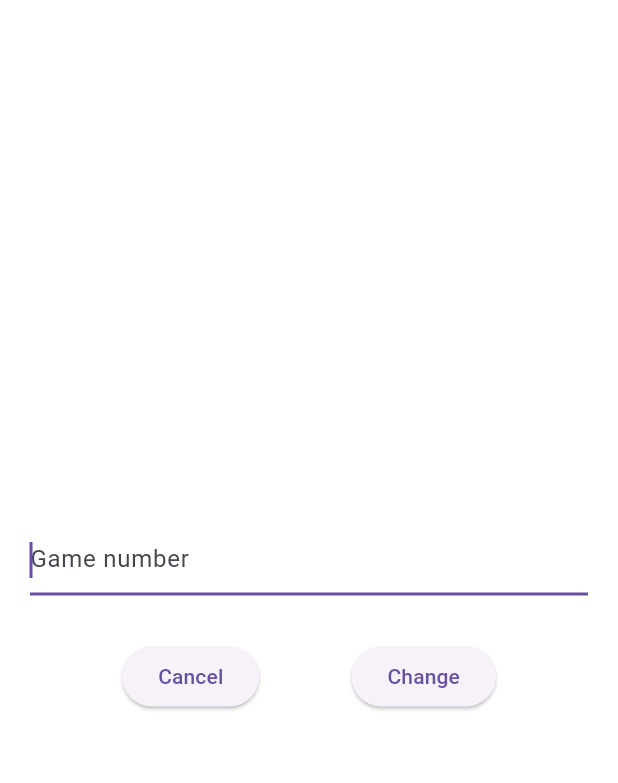
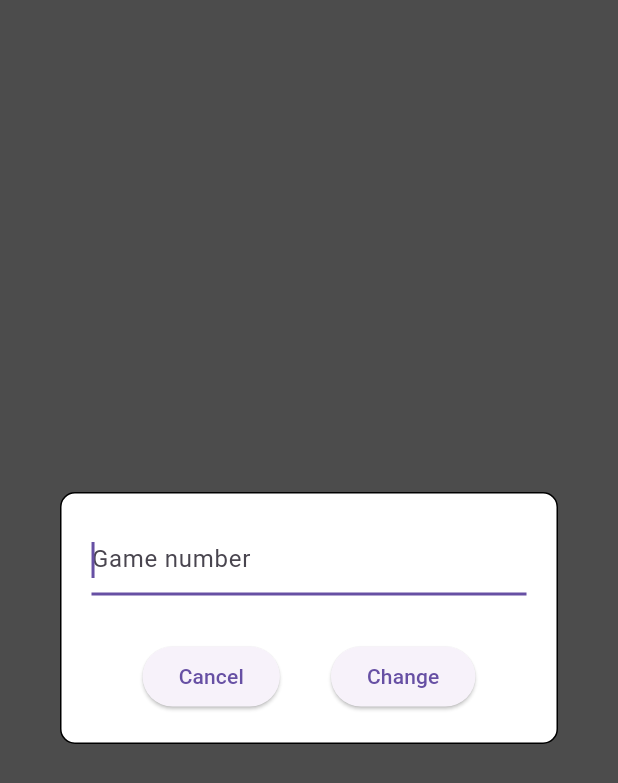
Before and after one commit to janne/freecell-flutter, a Flutter app: the SeedPicker screen opened directly with empty values, on a phone screen of 412 x 824 dp. Shown: the top 783 px of the screen. Run offline on Flutter 3.47's test engine with Material 3 defaults, Android fonts, the phone set to English and light mode, and no system bars; our stand-ins replace shared_preferences; missing offline and left inert: flame, flame_svg; accounts and stored records are empty.

Commit message:
Polish seed picker UI
Border, dimmed background, not full width
Also remove debug banner

```diff
--- a/lib/main.dart
+++ b/lib/main.dart
@@ -8,6 +8,7 @@ void main() {
   final game = FreecellGame();
   runApp(
     MaterialApp(
+      debugShowCheckedModeBanner: false,
       home: SafeArea(
         child: GameWidget(
           game: game,
--- a/lib/overlays/seed_picker.dart
+++ b/lib/overlays/seed_picker.dart
@@ -33,11 +33,16 @@ class _SeedPickerState extends State<SeedPicker> {
   @override
   Widget build(BuildContext context) {
     return Scaffold(
-      backgroundColor: Colors.transparent,
+      backgroundColor: Colors.black.withOpacity(0.7),
       body: Center(
         child: Container(
           padding: const EdgeInsets.all(20),
-          color: Colors.white,
+          margin: const EdgeInsets.all(40),
+          decoration: BoxDecoration(
+            borderRadius: BorderRadius.circular(10),
+            border: Border.all(color: Colors.black, width: 1),
+            color: Colors.white,
+          ),
           child: Column(
             mainAxisSize:
                 MainAxisSize.min, // Prevent column from taking full height
```
